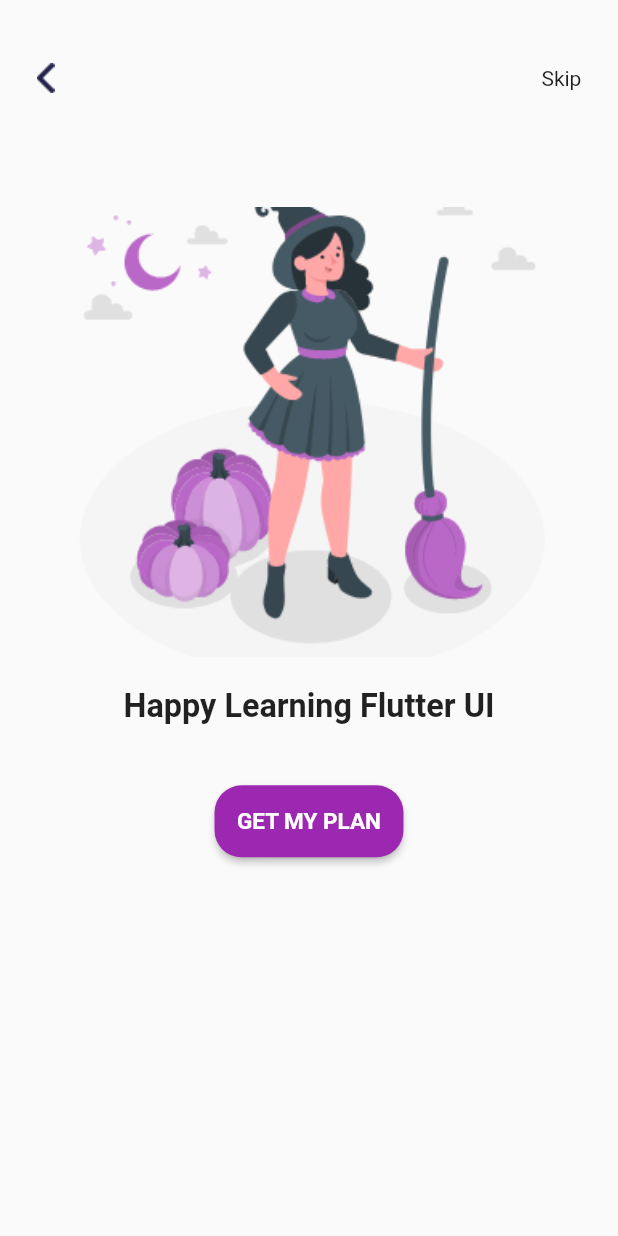
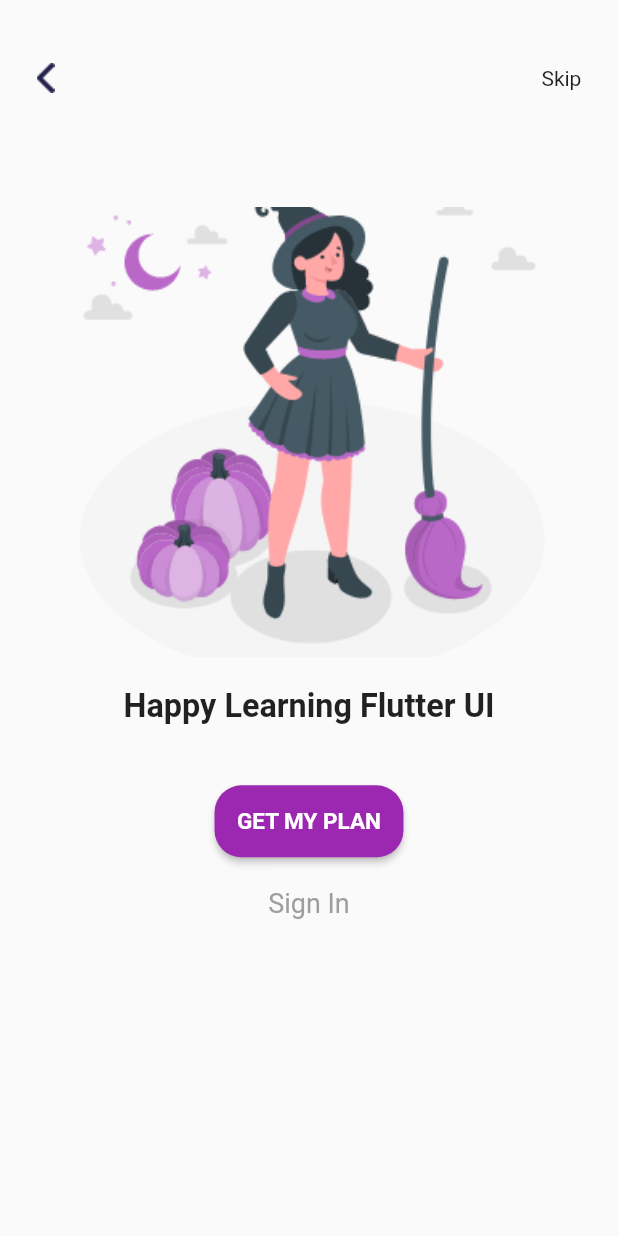
Before and after one commit to danielotieno/onboarding, a Flutter app: the screen it shows after launch, on a phone screen of 412 x 824 dp. Run offline on Flutter 3.47's test engine with Material 2 defaults, Android fonts, the phone set to English and light mode, and no system bars.

Commit message:
chore:add sign In text

```diff
--- a/lib/screens/onboarding_one.dart
+++ b/lib/screens/onboarding_one.dart
@@ -65,7 +65,17 @@ class OnBoardingOne extends StatelessWidget {
                   ),
                 ),
               ),
-            )
+            ),
+            Container(
+              margin: EdgeInsets.only(top: 20.0),
+              child: Text(
+                'Sign In',
+                style: TextStyle(
+                  fontSize: 18.0,
+                  color: Colors.grey,
+                ),
+              ),
+            ),
           ],
         ),
       ),
```
